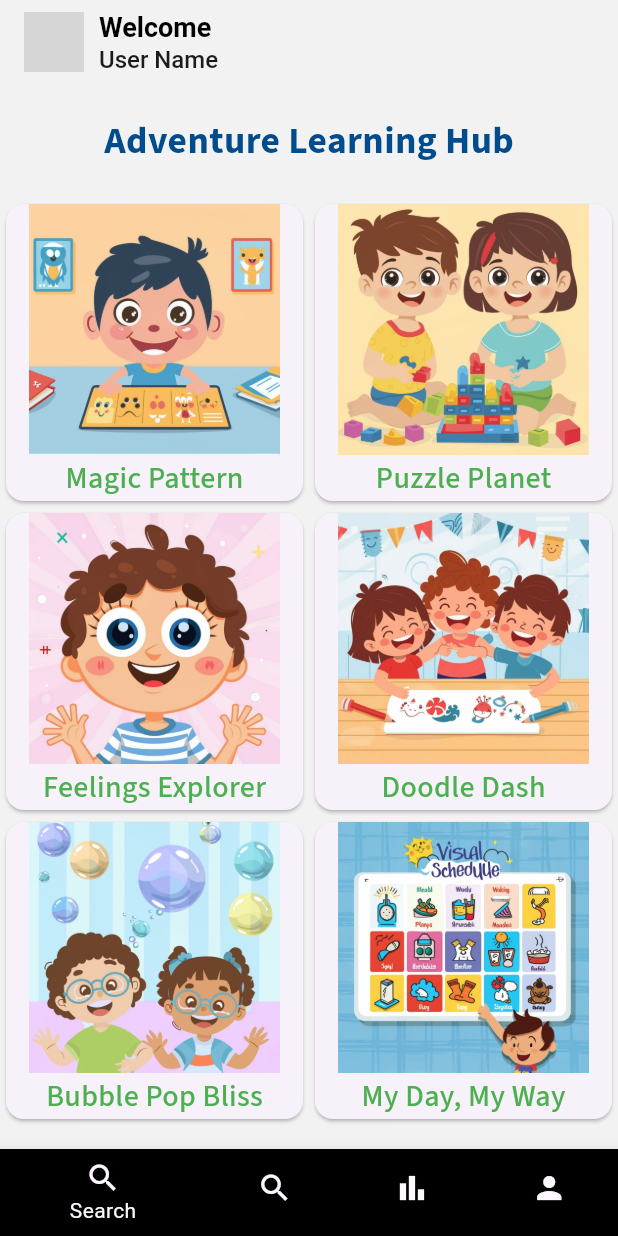
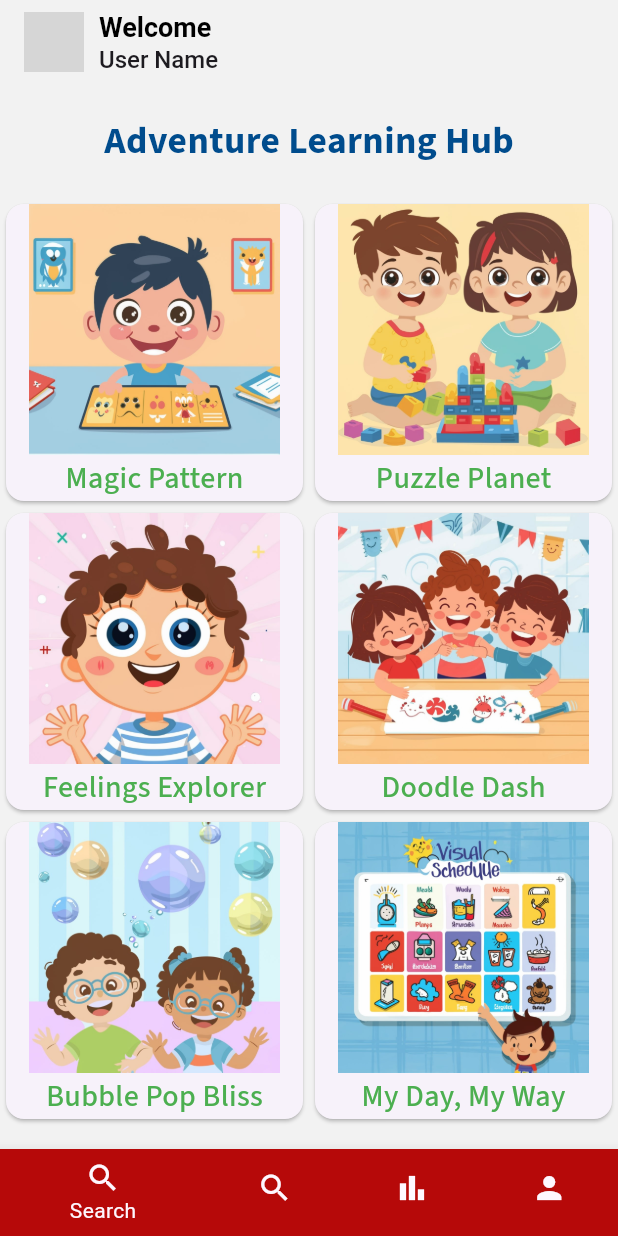
Before and after one commit to TiranChanuka/NVLD_kids_App, a Flutter app: the screen it shows after launch, on a phone screen of 412 x 824 dp. Run offline on Flutter 3.47's test engine with Material 3 defaults, Android fonts, the phone set to English and light mode, and no system bars; our stand-ins replace device_preview, google_fonts; grey boxes are pictures that could not be loaded.

Commit message:
Update Homepage.dart

```diff
--- a/lib/Screens/Homepage.dart
+++ b/lib/Screens/Homepage.dart
@@ -114,7 +114,7 @@ class _HomeScreenState extends State<HomeScreen> {
           BottomNavigationBarItem(
             icon: Icon(Icons.search),
             label: 'Search',
-            backgroundColor: Colors.black,
+            backgroundColor: const Color.fromARGB(255, 182, 9, 9),
           ),
           BottomNavigationBarItem(
             icon: Icon(Icons.search),
```
